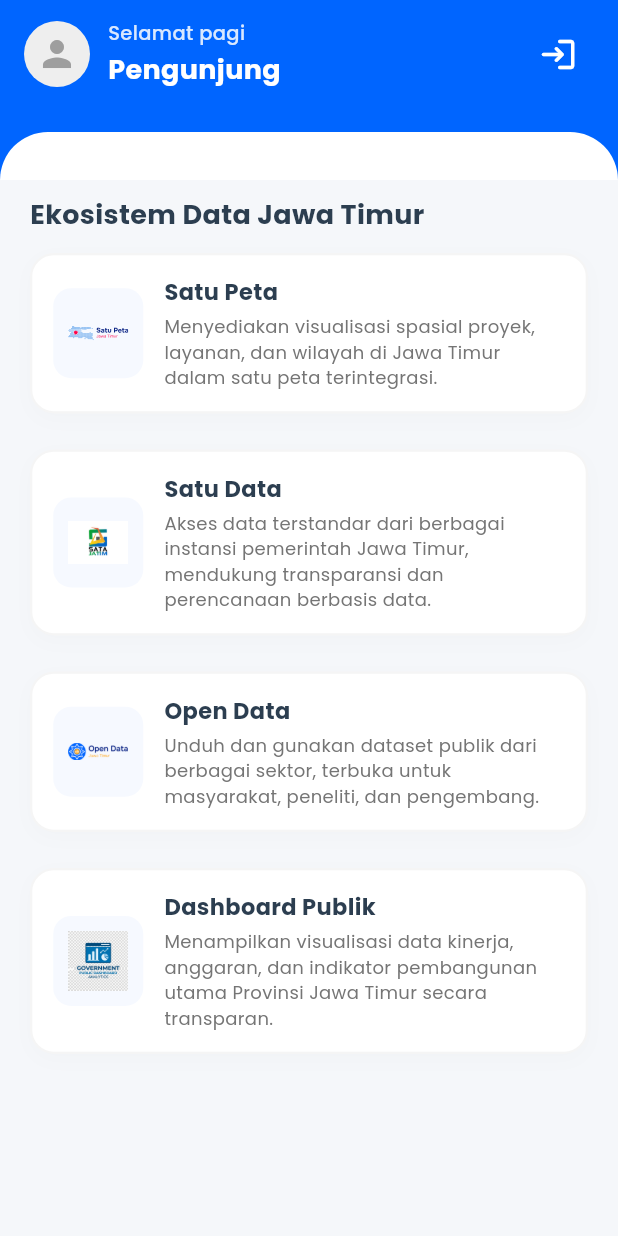
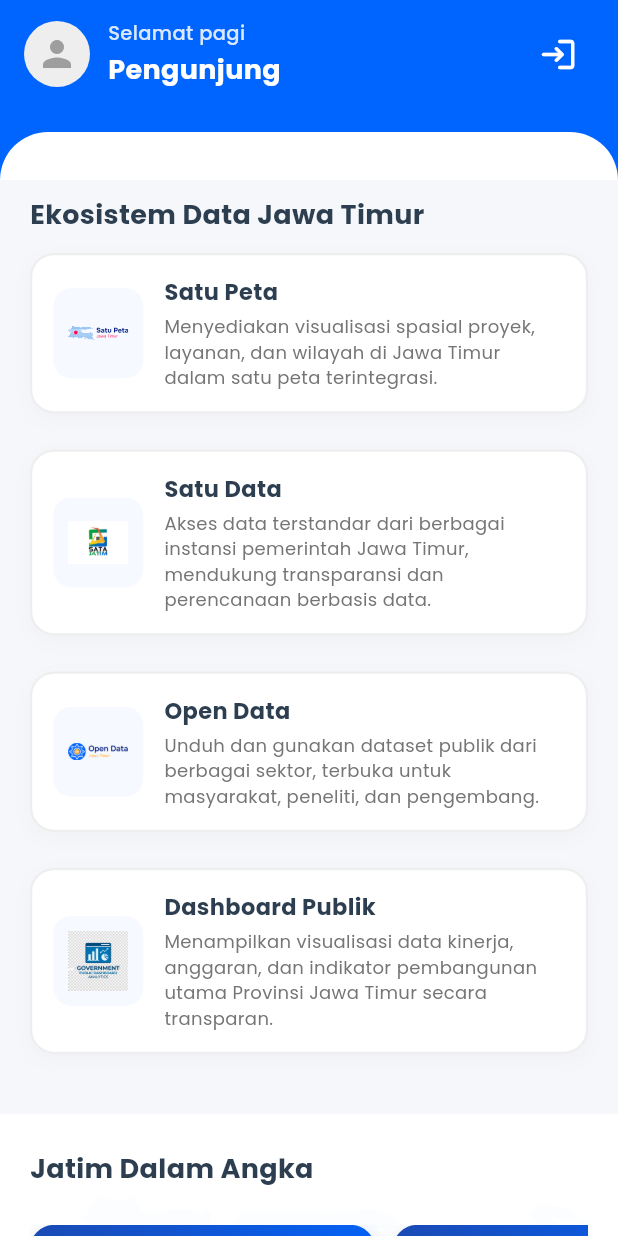
Before and after one commit to nandzakyy/majadigi-frontend, a Flutter app: the DashboardView widget shown alone on an empty page, opened directly, scrolled down 301 dp, on a phone screen of 412 x 824 dp. Run offline on Flutter 3.47's test engine with Material 3 defaults, Android fonts, the phone set to English and light mode, and no system bars; our stand-ins replace flutter_svg, google_fonts, google_sign_in, share_plus, shared_preferences; missing offline and left inert: dart:html, dart:js_util, gal; accounts and stored records are empty; project files that could hold a hidden picture were left out.

Commit message:
daftar pasien & jatim dalam angka done

```diff
--- a/lib/features/home/presentation/dashboard_view.dart
+++ b/lib/features/home/presentation/dashboard_view.dart
@@ -171,7 +171,7 @@ class DashboardView extends StatelessWidget {
             child: ListView(
               padding: EdgeInsets.only(
                 top: 18,
-                bottom: 110 + MediaQuery.of(context).padding.bottom,
+                bottom: 92 + MediaQuery.of(context).padding.bottom,
               ),
               children: [
                 // The rest of the page content is horizontally padded so header can be full-bleed
@@ -243,12 +243,12 @@ class DashboardView extends StatelessWidget {
                                 color: Colors.white,
                                 borderRadius: BorderRadius.circular(16),
                                 border: Border.all(
-                                  color: Colors.grey.shade100,
+                                  color: Colors.grey.shade200,
                                   width: 1.5,
                                 ),
                                 boxShadow: [
                                   BoxShadow(
-                                    color: Colors.black.withOpacity(0.03),
+                                    color: Colors.black.withOpacity(0.04),
                                     blurRadius: 12,
                                     offset: const Offset(0, 6),
                                   ),
@@ -404,6 +404,7 @@ class DashboardView extends StatelessWidget {
                     ],
                   ),
                 ),
+                _buildJatimDalamAngka(context),
               ],
             ),
           ),
@@ -725,10 +726,10 @@ class DashboardView extends StatelessWidget {
       decoration: BoxDecoration(
         color: Colors.white,
         borderRadius: BorderRadius.circular(16),
-        border: Border.all(color: Colors.grey.shade100, width: 1.5),
+        border: Border.all(color: Colors.grey.shade200, width: 1.5),
         boxShadow: [
           BoxShadow(
-            color: Colors.black.withOpacity(0.015),
+            color: Colors.black.withOpacity(0.025),
             blurRadius: 10,
             offset: const Offset(0, 4),
           ),
@@ -807,6 +808,138 @@ class DashboardView extends StatelessWidget {
       ),
     );
   }
+
+  Widget _buildJatimDalamAngka(BuildContext context) {
+    final stats = [
+      {
+        'title': 'Jumlah Penduduk',
+        'value': '42+ jt',
+        'icon': Icons.people_alt_outlined,
+      },
+      {
+        'title': 'Pertumbuhan Penduduk',
+        'value': '0,73 %',
+        'icon': Icons.trending_up_rounded,
+      },
+      {
+        'title': 'Luas Daerah',
+        'value': '48.036 km²',
+        'icon': Icons.map_outlined,
+      },
+      {
+        'title': 'Presentase Penduduk Miskin',
+        'value': '9,56 %',
+        'icon': Icons.home_work_outlined,
+      },
+    ];
+
+    return Container(
+      width: double.infinity,
+      margin: const EdgeInsets.only(top: 28),
+      padding: const EdgeInsets.symmetric(vertical: 24),
+      decoration: const BoxDecoration(
+        color: Colors.white,
+        image: DecorationImage(
+          image: AssetImage('assets/images/Jawa Timur.png'),
+          fit: BoxFit.cover,
+          opacity: 0.08, // 8% opacity as requested
+          alignment: Alignment.centerLeft,
+        ),
+      ),
+      child: Column(
+        crossAxisAlignment: CrossAxisAlignment.start,
+        children: [
+          const Padding(
+            padding: EdgeInsets.symmetric(horizontal: 20.0),
+            child: Text(
+              'Jatim Dalam Angka',
+              style: TextStyle(
+                fontSize: 18,
+                fontWeight: FontWeight.bold,
+                color: AppColors.textMain,
+              ),
+            ),
+          ),
+          const SizedBox(height: 24), // Increased spacing between title and cards
+          Padding(
+            padding: const EdgeInsets.symmetric(horizontal: 20.0),
+            child: SingleChildScrollView(
+              scrollDirection: Axis.horizontal,
+              clipBehavior: Clip.antiAlias, // Restricts scroll view boundary
+              child: Row(
+                children: stats.map((stat) {
+                  return Container(
+                    width: 230,
+                    height: 95,
+                    margin: const EdgeInsets.only(right: 12),
+                    padding: const EdgeInsets.symmetric(horizontal: 16, vertical: 14),
+                    decoration: BoxDecoration(
+                      borderRadius: BorderRadius.circular(16),
+                      gradient: const LinearGradient(
+                        begin: Alignment.topLeft,
+                        end: Alignment.bottomRight,
+                        colors: [
+                          Color(0xFF1B4AB4), // Dark Blue Majadigi
+                          AppColors.primary, // Primary Blue (0xFF0065FF)
+                        ],
+                      ),
+                      boxShadow: [
+                        BoxShadow(
+                          color: const Color(0xFF003399).withOpacity(0.18),
+                          blurRadius: 12,
+                          offset: const Offset(0, 6),
+                        ),
+                      ],
+                    ),
+                    child: Row(
+                      crossAxisAlignment: CrossAxisAlignment.center,
+                      children: [
+                        Icon(
+                          stat['icon'] as IconData,
+                          color: Colors.white,
+                          size: 32,
+                        ),
+                        const SizedBox(width: 14),
+                        Expanded(
+                          child: Column(
+                            crossAxisAlignment: CrossAxisAlignment.start,
+                            mainAxisAlignment: MainAxisAlignment.center,
+                            children: [
+                              Text(
+                                stat['title'] as String,
+                                style: TextStyle(
+                                  color: Colors.white.withOpacity(0.85),
+                                  fontSize: 12,
+                                  fontWeight: FontWeight.normal,
+                                ),
+                                maxLines: 1,
+                                overflow: TextOverflow.ellipsis,
+                              ),
+                              const SizedBox(height: 4),
+                              Text(
+                                stat['value'] as String,
+                                style: const TextStyle(
+                                  color: Colors.white,
+                                  fontSize: 20,
+                                  fontWeight: FontWeight.bold,
+                                ),
+                                maxLines: 1,
+                                overflow: TextOverflow.ellipsis,
+                              ),
+                            ],
+                          ),
+                        ),
+                      ],
+                    ),
+                  );
+                }).toList(),
+              ),
+            ),
+          ),
+        ],
+      ),
+    );
+  }
 }
 
 class DashedBorderPainter extends CustomPainter {
--- a/lib/features/home/presentation/layanan_screen.dart
+++ b/lib/features/home/presentation/layanan_screen.dart
@@ -64,8 +64,8 @@ class _LayananScreenState extends State<LayananScreen> {
         return input
             .toLowerCase()
             .replaceAll('.', '')
-            .replaceAll(RegExp(r'\\bdr\\b'), '')
-            .replaceAll(RegExp(r'\\brsud\\b'), '')
+            .replaceAll(RegExp(r'\bdr\b'), '')
+            .replaceAll(RegExp(r'\brsud\b'), '')
             .replaceAll(RegExp(r'[^a-z0-9]+'), '')
             .trim();
       }
@@ -115,11 +115,12 @@ class _LayananScreenState extends State<LayananScreen> {
       systemNavigationBarIconBrightness: Brightness.dark,
     ));
     return Scaffold(
+      backgroundColor: Colors.white,
       body: Column(
         children: [
           CustomWaveHeader(
             useWaveStyle: false,
-            bottomCurveColor: AppColors.background,
+            bottomCurveColor: Colors.white,
             title: 'Semua Layanan',
             onBackTap: widget.onBack,
           ),
@@ -180,10 +181,10 @@ class _LayananScreenState extends State<LayananScreen> {
                           decoration: BoxDecoration(
                             color: Colors.white,
                             borderRadius: BorderRadius.circular(16),
-                            border: Border.all(color: Colors.grey.shade100, width: 1.5),
+                            border: Border.all(color: Colors.grey.shade200, width: 1.5),
                             boxShadow: [
                               BoxShadow(
-                                color: Colors.black.withOpacity(0.03),
+                                color: Colors.black.withOpacity(0.04),
                                 blurRadius: 12,
                                 offset: const Offset(0, 6),
                               ),
--- a/lib/features/rumah_sakit/presentation/antrean_screen.dart
+++ b/lib/features/rumah_sakit/presentation/antrean_screen.dart
@@ -155,7 +155,7 @@ class _AntreanScreenState extends State<AntreanScreen> {
         children: [
           // Header biru melengkung
           CustomWaveHeader(
-            title: "Informasi Antrean Pasien",
+            title: "Pendaftaran Pasien",
             onSavePressed: () {},
           ),
 
--- a/lib/features/rumah_sakit/presentation/rs_detail_screen.dart
+++ b/lib/features/rumah_sakit/presentation/rs_detail_screen.dart
@@ -219,7 +219,7 @@ class RSDetailScreen extends StatelessWidget {
       children: [
         CustomInfoCard(
           icon: Icons.people,
-          title: "Informasi Antrean Pasien",
+          title: "Pendaftaran Pasien",
           onTap: () {
             Navigator.push(
               context,
```
